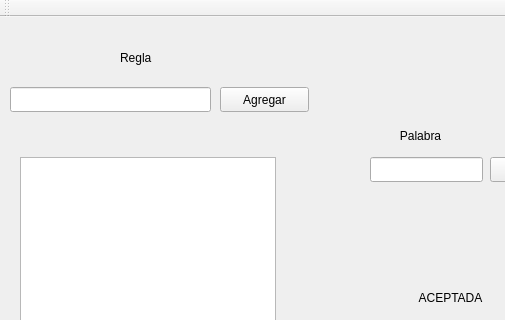
Old version of the form mainwindow.ui in the repository ricardoalzamora/Parser; both pictures show x 0 to 505 and y 0 to 320 of the 600 by 500 pixel window.
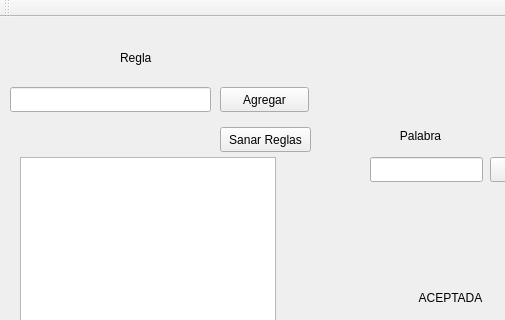
New version of the form.

Commit message: Se añade funcionalidad a la opción de sanar las claves entrantes, para evitar recursividad por izquierda.

Patch:
```diff
--- a/mainwindow.ui
+++ b/mainwindow.ui
@@ -127,6 +127,19 @@
      </rect>
     </property>
    </widget>
+   <widget class="QPushButton" name="pushButton_3">
+    <property name="geometry">
+     <rect>
+      <x>220</x>
+      <y>110</y>
+      <width>91</width>
+      <height>25</height>
+     </rect>
+    </property>
+    <property name="text">
+     <string>Sanar Reglas</string>
+    </property>
+   </widget>
   </widget>
   <widget class="QMenuBar" name="menuBar">
    <property name="geometry">
```
The commit also changes 6 other files.
